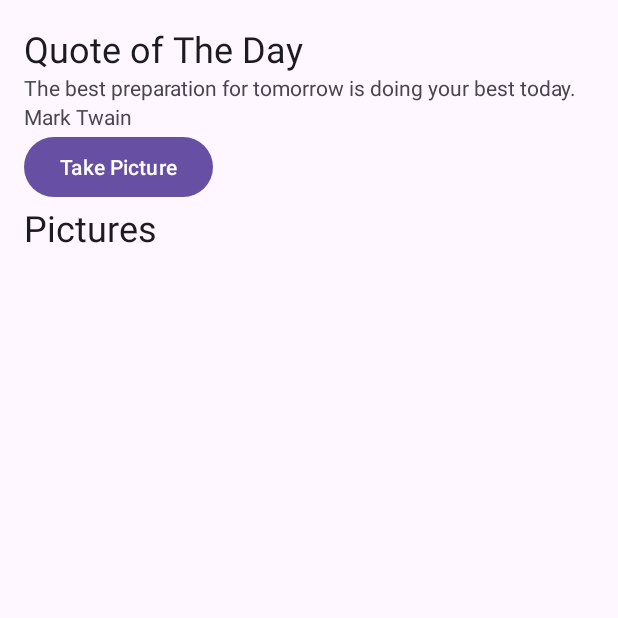
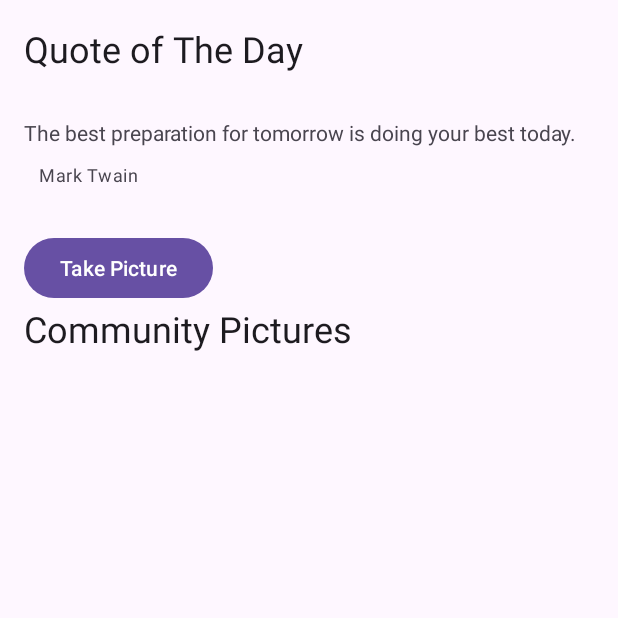
Before and after one commit to scolumbia/QuotePics, an Android app: the screen it shows after launch (QuotesActivity), after a tap on an icon or button, on a phone screen of 412 x 824 dp, the top half of it. Run offline under Robolectric (Android 15) with nearby library versions, the phone set to English and light mode, and no system bars.

Commit message:
Layout modifications.

```diff
--- a/app/src/main/res/layout/fragment_quote_detail.xml
+++ b/app/src/main/res/layout/fragment_quote_detail.xml
@@ -16,18 +16,24 @@
         android:layout_width="match_parent"
         android:layout_height="wrap_content"
         android:id="@+id/daily_quote"
+        android:layout_marginTop="30dp"
         android:text="@string/given_quote" />
 
     <TextView
         android:layout_width="match_parent"
         android:layout_height="wrap_content"
         android:id="@+id/quote_author"
+        android:layout_marginTop="10dp"
+        android:layout_marginLeft="10dp"
+        android:textAppearance="?attr/textAppearanceCaption"
         android:text="@string/author_placeholder" />
 
     <Button
         android:id="@+id/take_picture"
         android:layout_width="wrap_content"
         android:layout_height="wrap_content"
+        android:layout_marginTop="30dp"
+        android:gravity="center"
         android:text="@string/take_picture_label" />
 
     <TextView
--- a/app/src/main/res/values/strings.xml
+++ b/app/src/main/res/values/strings.xml
@@ -3,6 +3,7 @@
     <string name="quote_title_label">Quote of The Day</string>
     <string name="given_quote">"The best preparation for tomorrow is doing your best today."</string>
     <string name="author_placeholder">Mark Twain</string>
-    <string name="pictures_label">Pictures</string>
+    <string name="pictures_label">Community Pictures</string>
     <string name="take_picture_label">Take Picture</string>
+
 </resources>
```
